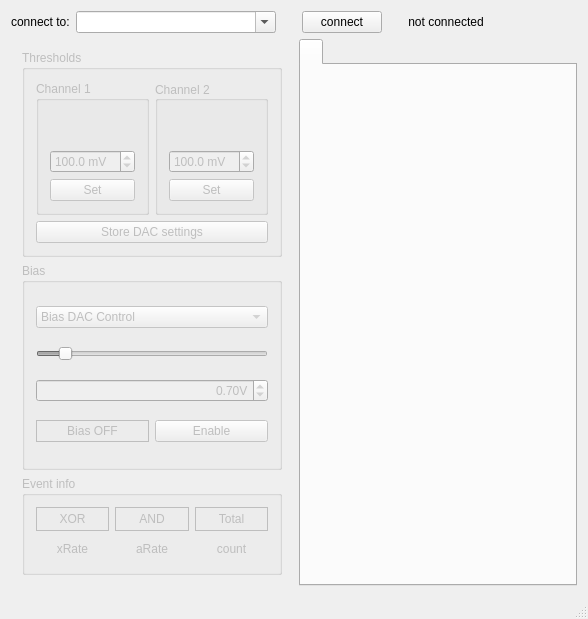
MuonPi/muondetector, file gui/src/mainwindow.ui: the form before one commit.
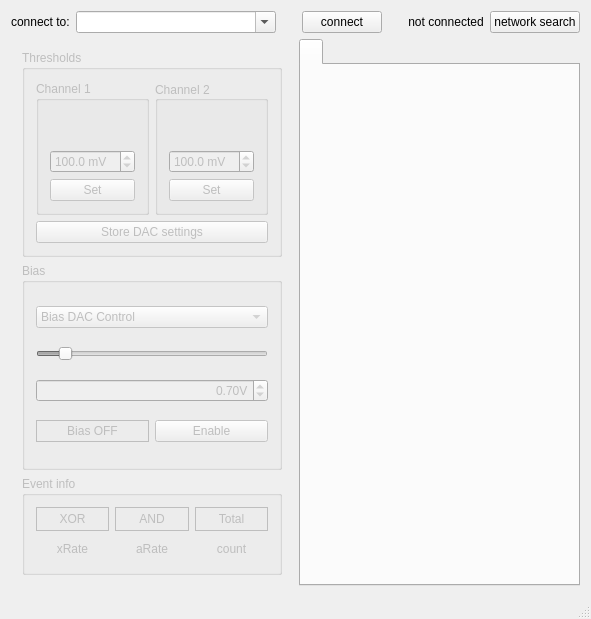
The form after the commit. Custom widgets are drawn as their Qt base class.

Commit message: Added the network discovery function to the gui and daemon.

Diff of the .ui file:
```diff
--- a/gui/src/mainwindow.ui
+++ b/gui/src/mainwindow.ui
@@ -120,12 +120,19 @@
         </property>
         <property name="sizeHint" stdset="0">
          <size>
-          <width>40</width>
+          <width>20</width>
           <height>20</height>
          </size>
         </property>
        </spacer>
       </item>
+      <item>
+       <widget class="QPushButton" name="networkSearchButton">
+        <property name="text">
+         <string>network search</string>
+        </property>
+       </widget>
+      </item>
      </layout>
     </item>
     <item row="1" column="0">
```
Left out of the diff: 2 changed lines with no effect on the pictures. The commit also changes 3 other files.
